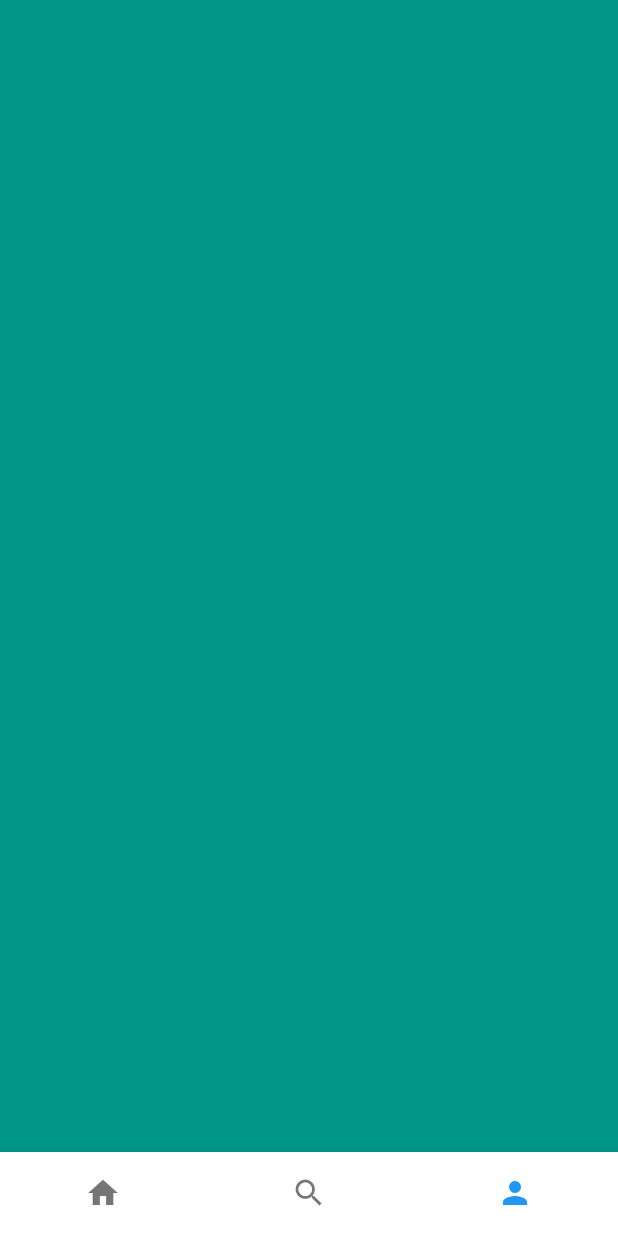
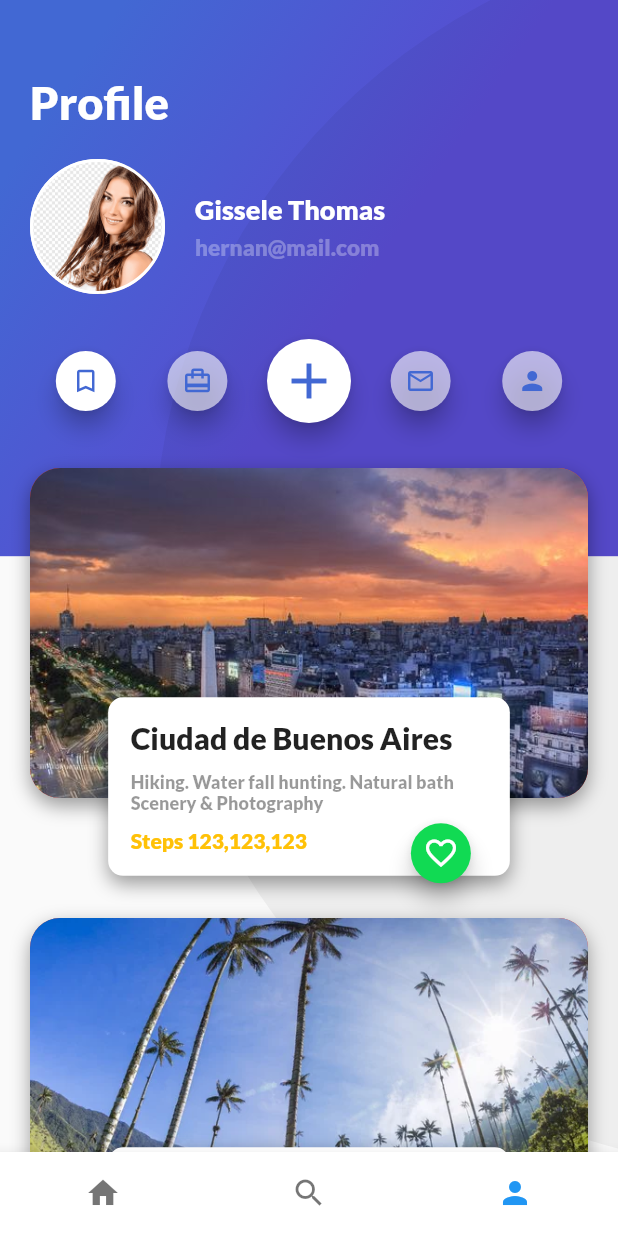
Before and after one commit to makyp/practicaFlutter, a Flutter app: the screen it shows after launch, item 3 of the bottom bar chosen, on a phone screen of 412 x 824 dp. Run offline on Flutter 3.47's test engine with Material 2 defaults, Android fonts, the phone set to English and light mode, and no system bars.

Commit message:
Se desarrollo el apartado de Profile

```diff
--- /dev/null
+++ b/lib/place.dart
@@ -0,0 +1,8 @@
+class InfoPlace {
+  String place;
+  String where;
+  String type;
+  String steps;
+
+  InfoPlace(this.place, this.where, this.type, this.steps);
+}
--- /dev/null
+++ b/lib/profile/header/buttons_bar.dart
@@ -0,0 +1,25 @@
+import 'package:flutter/material.dart';
+import 'cicle_button.dart';
+
+class ButtonsBar extends StatelessWidget {
+
+  @override
+  Widget build(BuildContext context) {
+    return Padding(
+        padding: EdgeInsets.symmetric(
+            horizontal: 0.0,
+            vertical: 10.0
+        ),
+        child: Row(
+          children: <Widget>[
+            CircleButton(true, Icons.turned_in_not, 20.0, Color.fromRGBO(255, 255, 255, 1)),
+            CircleButton(true, Icons.card_travel, 20.0, Color.fromRGBO(255, 255, 255, 0.6)),
+            CircleButton(false, Icons.add, 40.0, Color.fromRGBO(255, 255, 255, 1)),
+            CircleButton(true, Icons.mail_outline, 20.0, Color.fromRGBO(255, 255, 255, 0.6)),
+            CircleButton(true, Icons.person, 20.0, Color.fromRGBO(255, 255, 255, 0.6))
+          ],
+        )
+    );
+  }
+
+}
--- /dev/null
+++ b/lib/profile/header/cicle_button.dart
@@ -0,0 +1,39 @@
+import 'package:flutter/material.dart';
+
+class CircleButton extends StatefulWidget {
+  bool mini;
+  var icon;
+  double iconSize;
+  var color;
+
+  CircleButton(this.mini, this.icon, this.iconSize, this.color);
+
+  @override
+  State<StatefulWidget> createState() {
+    return _CircleButton();
+  }
+
+}
+
+class _CircleButton extends State<CircleButton> {
+
+  void onPressedButton() {
+
+  }
+
+  @override
+  Widget build(BuildContext context) {
+    return Expanded(
+        child: FloatingActionButton(
+          backgroundColor: widget.color,
+          mini: widget.mini,
+          onPressed: onPressedButton,
+          child: Icon(
+            widget.icon,
+            size: widget.iconSize,
+            color: Color(0xFF4268D3),
+          ),
+        )
+    );
+  }
+}
--- /dev/null
+++ b/lib/profile/header/header_profile.dart
@@ -0,0 +1,39 @@
+import 'package:flutter/material.dart';
+import 'user_info.dart';
+import 'buttons_bar.dart';
+
+class HeaderProfile extends StatelessWidget {
+  @override
+  Widget build(BuildContext context) {
+
+    final title = Text(
+      'Profile',
+      style: TextStyle(
+          fontFamily: 'Lato',
+          color: Colors.white,
+          fontWeight: FontWeight.bold,
+          fontSize: 30.0
+      ),
+    );
+
+    return Container(
+      margin: EdgeInsets.only(
+          left: 20.0,
+          right: 20.0,
+          top: 50.0
+      ),
+      child: Column(
+        children: <Widget>[
+          Row(
+            children: <Widget>[
+              title
+            ],
+          ),
+          UserInfo('assets/img/people3.png', 'Gissele Thomas','hernan@mail.com'),
+          ButtonsBar()
+        ],
+      ),
+    );
+  }
+
+}
--- /dev/null
+++ b/lib/profile/header/profile_background.dart
@@ -0,0 +1,39 @@
+import 'package:flutter/material.dart';
+
+class BackgroundProfile extends StatelessWidget {
+  @override
+  Widget build(BuildContext context) {
+    double screenHeight = MediaQuery.of(context).size.height;
+    double screenWidth = MediaQuery.of(context).size.width;
+
+    return Container(
+      width: screenWidth,
+      height: screenHeight  * 0.45,
+      decoration: BoxDecoration(
+          gradient: LinearGradient(
+              colors: [
+                Color(0xFF4268D3),
+                Color(0xFF584CD1)
+              ],
+              begin: FractionalOffset(0.2, 0.0),
+              end: FractionalOffset(1.0, 0.6),
+              stops: [0.0, 0.6],
+              tileMode: TileMode.clamp
+          )
+      ),
+      child: FittedBox(
+        fit: BoxFit.none,
+        alignment: Alignment(-1.5, -0.8),
+        child: Container(
+          width: screenHeight,
+          height: screenHeight,
+          decoration: BoxDecoration(
+              color: Color.fromRGBO(0, 0, 0, 0.05),
+              borderRadius: BorderRadius.circular(screenHeight / 2)
+          ),
+        ),
+      ),
+    );
+  }
+
+}
--- /dev/null
+++ b/lib/profile/header/user_info.dart
@@ -0,0 +1,76 @@
+import 'package:flutter/material.dart';
+
+class UserInfo extends StatelessWidget {
+
+  String imgProfile;
+  String name;
+  String email;
+
+  UserInfo(this.imgProfile, this.name, this.email);
+
+  @override
+  Widget build(BuildContext context) {
+
+    final userPhoto = Container(
+      width: 90.0,
+      height: 90.0,
+      margin: EdgeInsets.only(
+          right: 20.0
+      ),
+      decoration: BoxDecoration(
+          border: Border.all(
+              color: Colors.white,
+              width: 2.0,
+              style: BorderStyle.solid
+          ),
+          shape: BoxShape.circle,
+          image: DecorationImage(
+              fit: BoxFit.cover,
+              image: AssetImage(imgProfile)
+          )
+      ),
+    );
+
+    final userInfo = Column(
+      crossAxisAlignment: CrossAxisAlignment.start,
+      children: <Widget>[
+        Container(
+            margin: EdgeInsets.only(
+                bottom: 5.0
+            ),
+            child: Text(
+                name,
+                style: TextStyle(
+                  fontSize: 18.0,
+                  fontWeight: FontWeight.bold,
+                  color: Colors.white,
+                  fontFamily: 'Lato',
+                )
+            )
+        ),
+        Text(
+            email,
+            style: TextStyle(
+                fontSize: 15.0,
+                color: Colors.white30,
+                fontFamily: 'Lato'
+            )
+        ),
+      ],
+    );
+
+    return Container(
+      margin: EdgeInsets.symmetric(
+          vertical: 20.0,
+          horizontal: 0.0
+      ),
+      child: Row(
+        children: <Widget>[
+          userPhoto,
+          userInfo
+        ],
+      ),
+    );
+  }
+
+}
--- /dev/null
+++ b/lib/profile/places/place.dart
@@ -0,0 +1,47 @@
+import 'package:flutter/material.dart';
+import 'place_info.dart';
+import "package:proyecto1/place.dart";
+
+class Place extends StatelessWidget {
+
+  String image;
+  InfoPlace infoPlace;
+
+  Place(this.image, this.infoPlace);
+
+  @override
+  Widget build(BuildContext context) {
+
+    final photoCard = Container(
+      margin: EdgeInsets.only(
+          top: 10.0,
+          bottom: 70.0
+      ),
+      height: 220.0,
+      decoration: BoxDecoration(
+          image: DecorationImage(
+              fit: BoxFit.cover,
+              image: AssetImage(image)
+          ),
+          borderRadius: BorderRadius.all(Radius.circular(20.0)),
+          color: Colors.red,
+          boxShadow: <BoxShadow>[
+            BoxShadow(
+                color: Colors.black38,
+                blurRadius: 10.0,
+                offset: Offset(0.0, 5.0)
+            )
+          ]
+      ),
+    );
+
+    return Stack(
+      alignment: Alignment(0.0, 0.8),
+      children: <Widget>[
+        photoCard,
+        PlaceInfo(infoPlace)
+      ],
+    );
+  }
+
+}
--- /dev/null
+++ b/lib/profile/places/place_info.dart
@@ -0,0 +1,98 @@
+import 'package:flutter/material.dart';
+import 'package:proyecto1/place.dart';
+import "package:proyecto1/floating_action_button_green.dart";
+
+class PlaceInfo extends StatelessWidget {
+
+  InfoPlace placeInfo;
+
+  PlaceInfo(this.placeInfo);
+
+  @override
+  Widget build(BuildContext context) {
+    double screenWidth = MediaQuery.of(context).size.width;
+
+    final place = Text(
+      this.placeInfo.place,
+      style: TextStyle(
+          fontFamily: 'Lato',
+          fontSize: 20.0,
+          fontWeight: FontWeight.bold
+      ),
+    );
+
+    final placeInfo = Padding(
+        padding: EdgeInsets.symmetric(
+            vertical: 10.0
+        ),
+        child: Column(
+            crossAxisAlignment: CrossAxisAlignment.start,
+            children: <Widget>[
+              Text(
+                this.placeInfo.where,
+                style: TextStyle(
+                    color: Color.fromRGBO(0, 0, 0, 0.4),
+                    fontFamily: 'Lato',
+                    fontSize: 12.0,
+                    fontWeight: FontWeight.bold
+                ),
+              ),
+              Text(
+                this.placeInfo.type,
+                style: TextStyle(
+                    color: Color.fromRGBO(0, 0, 0, 0.4),
+                    fontFamily: 'Lato',
+                    fontSize: 12.0,
+                    fontWeight: FontWeight.bold
+                ),
+              )
+            ]
+        )
+    );
+
+    final steps = Text(
+      'Steps ${this.placeInfo.steps}',
+      style: TextStyle(
+          fontFamily: 'Lato',
+          fontSize: 14.0,
+          fontWeight: FontWeight.bold,
+          color: Colors.amber
+      ),
+    );
+
+    final card = Container(
+      width: screenWidth * 0.65,
+      decoration: BoxDecoration(
+          borderRadius: BorderRadius.all(Radius.circular(10.0)),
+          color: Colors.white,
+          boxShadow: <BoxShadow>[
+            BoxShadow(
+                color: Colors.black38,
+                blurRadius: 10.0,
+                offset: Offset(0.0, 5.0)
+            )
+          ]
+      ),
+      child: Padding(
+          padding: EdgeInsets.all(15.0),
+          child: Column(
+            crossAxisAlignment: CrossAxisAlignment.start,
+            children: <Widget>[
+              place,
+              placeInfo,
+              steps
+            ],
+          )
+      ),
+    );
+
+    return Stack(
+      alignment: Alignment(0.8, 1.25),
+      children: <Widget>[
+        card,
+        FloatingActionButtonGreen()
+      ],
+    );
+  }
+
+}
--- /dev/null
+++ b/lib/profile/places/place_list.dart
@@ -0,0 +1,28 @@
+import 'package:flutter/material.dart';
+import 'place.dart';
+import 'package:proyecto1/place.dart';
+
+class PlacesList extends StatelessWidget {
+
+  InfoPlace info = new InfoPlace('Ciudad de Buenos Aires', 'Hiking. Water fall hunting. Natural bath', 'Scenery & Photography', '123,123,123');
+  InfoPlace info2 = new InfoPlace('Las Palmeras', 'Hiking. Water fall hunting. Natural bath', 'Scenery & Photography', '321,321,321');
+
+  @override
+  Widget build(BuildContext context) {
+    return Container(
+      margin: EdgeInsets.only(
+          top: 10.0,
+          left: 20.0,
+          right: 20.0,
+          bottom: 10.0
+      ),
+      child: Column(
+        children: <Widget>[
+          Place('assets/img/Pueblo3.jpg', info),
+          Place('assets/img/Pueblo2.jpg', info2),
+        ],
+      ),
+    );
+  }
+
+}
--- /dev/null
+++ b/lib/profile/profile_trips.dart
@@ -0,0 +1,22 @@
+import 'package:flutter/material.dart';
+import 'header/profile_background.dart';
+import 'header/header_profile.dart';
+import 'places/place_list.dart';
+
+class ProfileTrips extends StatelessWidget {
+  @override
+  Widget build(BuildContext context) {
+    return Stack(
+      children: <Widget>[
+        BackgroundProfile(),
+        ListView(
+          children: <Widget>[
+            HeaderProfile(),
+            PlacesList()
+          ],
+        ),
+      ],
+    );
+  }
+
+}
--- a/lib/profile_trips.dart
+++ /dev/null
@@ -1,12 +0,0 @@
-import 'package:flutter/material.dart';
-
-class ProfileTrips extends StatelessWidget{
-  @override
-  Widget build(BuildContext context) {
-    // TODO: implement build
-    return Container(
-      color: Colors.teal,
-    );
-  }
-
-}
--- a/lib/proyecto_trips.dart
+++ b/lib/proyecto_trips.dart
@@ -1,7 +1,7 @@
 import 'package:flutter/material.dart';
 import 'home_trip.dart';
 import 'search_trips.dart';
-import 'profile_trips.dart';
+import 'package:proyecto1/profile/profile_trips.dart';
 
 class ProyectoTrips extends StatefulWidget{
   @override
--- /dev/null
+++ b/lib/proyectotripscuperino.dart
@@ -0,0 +1,58 @@
+import 'dart:ui';
+
+import 'package:flutter/material.dart';
+import 'home_trip.dart';
+import 'search_trips.dart';
+import 'profile/profile_trips.dart';
+import 'package:flutter/cupertino.dart';//Para importar propiedades de Cupertino
+class ProyectoTripsCupertino extends StatelessWidget{
+  int index =0;
+  @override
+  void detalles (){
+
+  }
+  Widget build(BuildContext context) {
+    // TODO: implement build
+    return Scaffold(
+      bottomNavigationBar: CupertinoTabScaffold(
+          tabBar: CupertinoTabBar(
+              items: [
+                BottomNavigationBarItem(
+                    icon: Icon(Icons.home,color: Colors.indigo),
+                    label: "",
+                ),
+                BottomNavigationBarItem(
+                  icon: Icon(Icons.search,color: Colors.indigo),
+                  label: "",
+                ),
+                BottomNavigationBarItem(
+                  icon: Icon(Icons.person,color: Colors.indigo),
+                  label: "",
+                ),
+              ],
+          ), tabBuilder: (BuildContext context, int index) {
+            return CupertinoTabView(
+             /* builder: (BuildContext contex){
+                switch(index){
+                  case 0:
+                  return CupertinoTabView(
+                  builder: (BuildContext context) => HomeTrip(),);
+                  break;
+                  case 1:
+                  return CupertinoTabView(
+                  builder: (BuildContext context) => SearchTrips(),);
+                  break;
+                  case 2:
+                  return CupertinoTabView(
+                  builder: (BuildContext context) => ProfileTrips());
+                  break;
+              }
+              }*/
+            );
+
+      },
+
+      ),
+    );
+  }
+}
```
